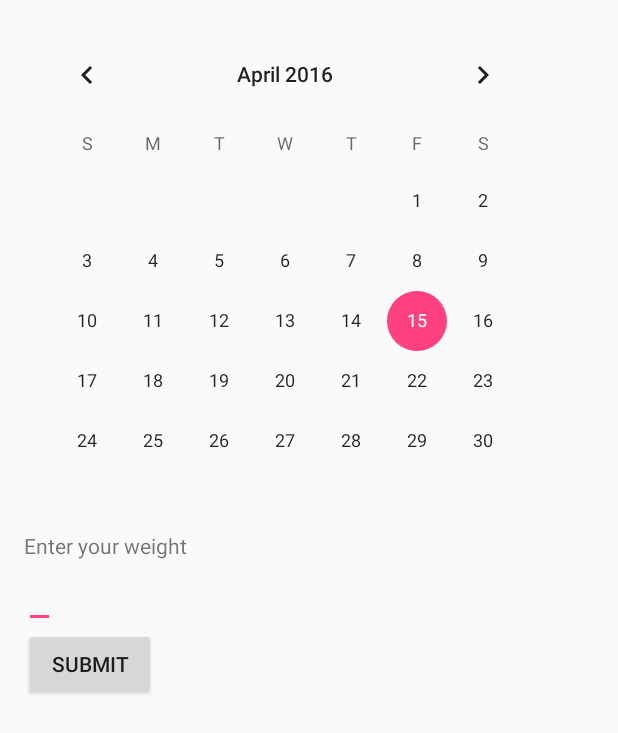
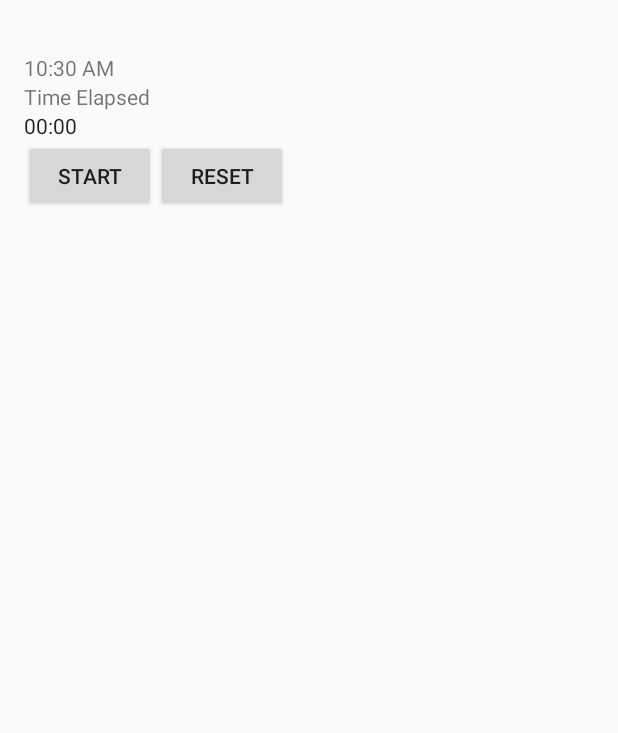
Before and after one commit to SuperBigL/AndroidFinalProject1, an Android app: the screen it shows after launch (FinalProjectActivity), on a phone screen of 412 x 824 dp. Shown: the top 733 px of the screen. Run offline under Robolectric (Android 15) with nearby library versions, the phone set to English and light mode, and no system bars; 3 statements that could not run were skipped.

Commit message:
Started work on the stopWatch and finally decided on a Project: A stopwatch that doubles as a baton so that multiple people can practice in a relay race. When you're done, it will track the meters run, calories burnt, and times ran.

```diff
--- a/app/src/main/res/layout/content_final_project.xml
+++ b/app/src/main/res/layout/content_final_project.xml
@@ -1,5 +1,5 @@
 <?xml version="1.0" encoding="utf-8"?>
-<LinearLayout xmlns:android="http://schemas.android.com/apk/res/android"
+<RelativeLayout xmlns:android="http://schemas.android.com/apk/res/android"
     xmlns:app="http://schemas.android.com/apk/res-auto"
     xmlns:tools="http://schemas.android.com/tools"
     android:layout_width="match_parent"
@@ -13,30 +13,52 @@
     tools:showIn="@layout/main"
     android:orientation="vertical">
 
-    <CalendarView
+    <TextView
+        android:id="@+id/dateAndTime"
+        android:layout_width="fill_parent"
+        android:layout_height="wrap_content"
+        android:layout_alignParentTop="true" />
+
+
+
+    <DigitalClock
+     android:id="@+id/currenttime"
+     android:layout_width="wrap_content"
+     android:layout_height="wrap_content"
+     android:layout_gravity="center"
+        android:layout_below="@id/dateAndTime"/>
+
+    <TextView
+        android:id="@+id/chronotext"
         android:layout_width="wrap_content"
         android:layout_height="wrap_content"
-        android:minDate="1451606400"
-        android:id="@+id/currentday"></CalendarView>
+        android:text="Time Elapsed"
+        android:layout_below="@id/currenttime"/>
 
-    <TextView
+    <Chronometer
         android:layout_width="wrap_content"
         android:layout_height="wrap_content"
-        android:text="Enter your weight" />
+        android:id="@+id/chrono"
+        android:layout_below="@id/chronotext"/>
 
-    <EditText
-        android:layout_width="wrap_content"
-        android:layout_height="wrap_content"
-        android:id="@+id/dayweight"
-        />
+
 
     <Button
         android:layout_width="wrap_content"
         android:layout_height="wrap_content"
-        android:id="@+id/submit"
-        android:text="Submit"/>
+        android:id="@+id/startbutton"
+        android:text="Start"
+        android:layout_below="@id/chrono"/>
+
+    <Button
+        android:layout_width="wrap_content"
+        android:layout_height="wrap_content"
+        android:id="@+id/resetbutton"
+        android:text="Reset"
+        android:layout_toRightOf="@id/startbutton"
+        android:layout_below="@id/chrono"/>
 
 
 
 
-</LinearLayout>
+</RelativeLayout>
--- a/app/src/main/res/layout/graphresults.xml
+++ b/app/src/main/res/layout/graphresults.xml
@@ -18,9 +18,6 @@
     android:layout_width="match_parent"
     android:layout_height="100dip"
         android:id="@+id/weathergraph"
-    app:seriesData="0=5;2=5;3=0;4=2"
-    app:seriesType="line"
-    app:seriesColor="#ffe600"
         />
 
 
--- a/build.gradle
+++ b/build.gradle
@@ -6,7 +6,6 @@ buildscript {
     }
     dependencies {
         classpath 'com.android.tools.build:gradle:1.5.0'
-        compile 'com.jjoe64:graphview:4.0.1'
         // NOTE: Do not place your application dependencies here; they belong
         // in the individual module build.gradle files
     }
```
Also changed, not shown: app/src/main/java/leban/nait/ca/finalproject/GraphResults.java (+16 -2 lines).
